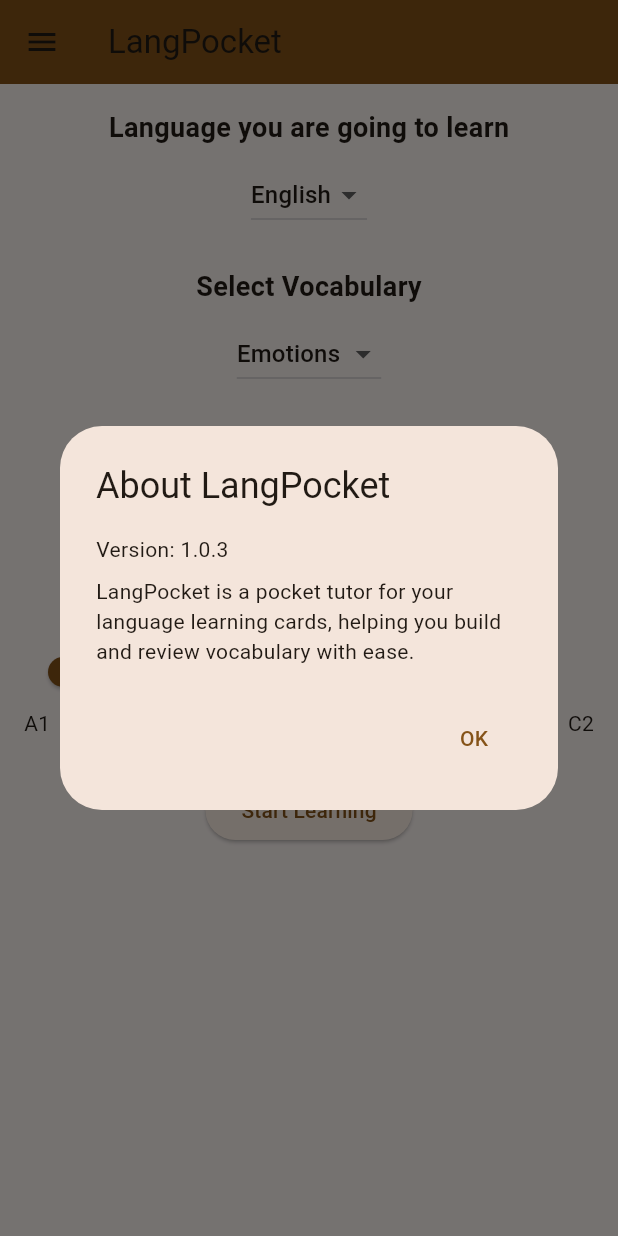
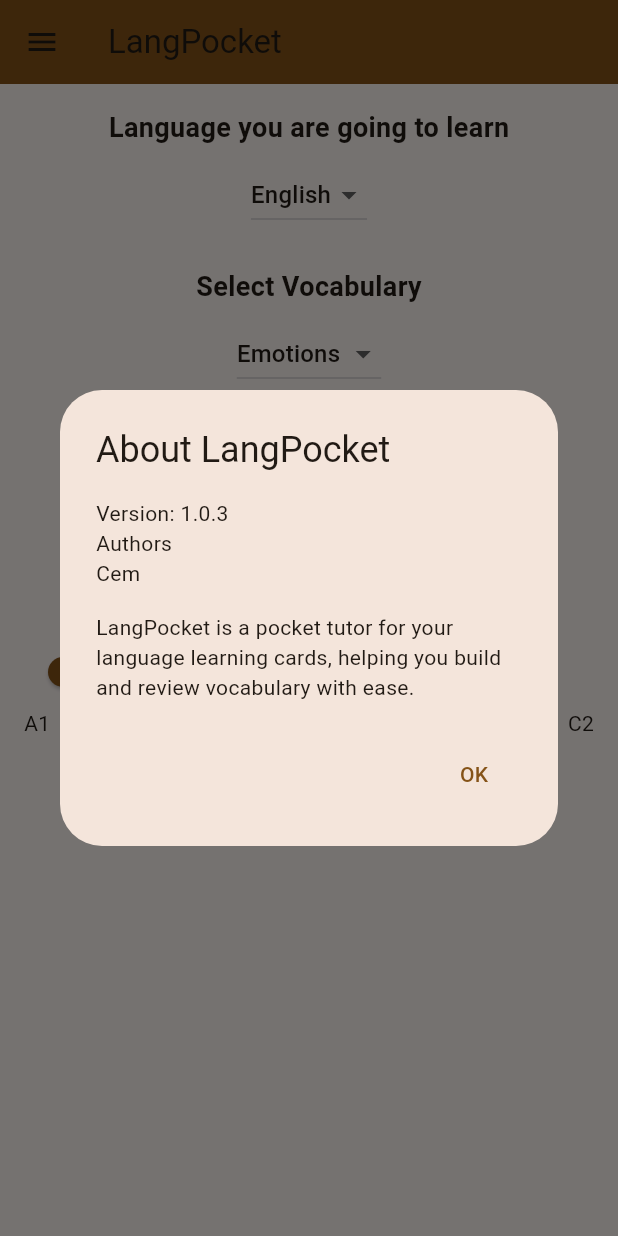
Before and after one commit to artemu78/LangPocket, a Flutter app: the screen it shows after launch, in the side drawer, after a tap on "About", on a phone screen of 412 x 824 dp. Run offline on Flutter 3.47's test engine with Material 3 defaults, Android fonts, the phone set to English and light mode, and no system bars; our stand-ins replace sqflite; accounts and stored records are empty.

Commit message:
authors section added

```diff
--- a/lib/widgets/main_app_scaffold.dart
+++ b/lib/widgets/main_app_scaffold.dart
@@ -61,6 +61,9 @@ class MainAppScaffold extends StatelessWidget {
                         child: ListBody(
                           children: <Widget>[
                             Text('Version: 1.0.3'),
+                            Text('Authors'),
+                            Text('Cem'), // Assuming Cem is the author
+                            SizedBox(height: 8),
                             SizedBox(height: 8),
                             Text('LangPocket is a pocket tutor for your language learning cards, helping you build and review vocabulary with ease.'),
                           ],
```
